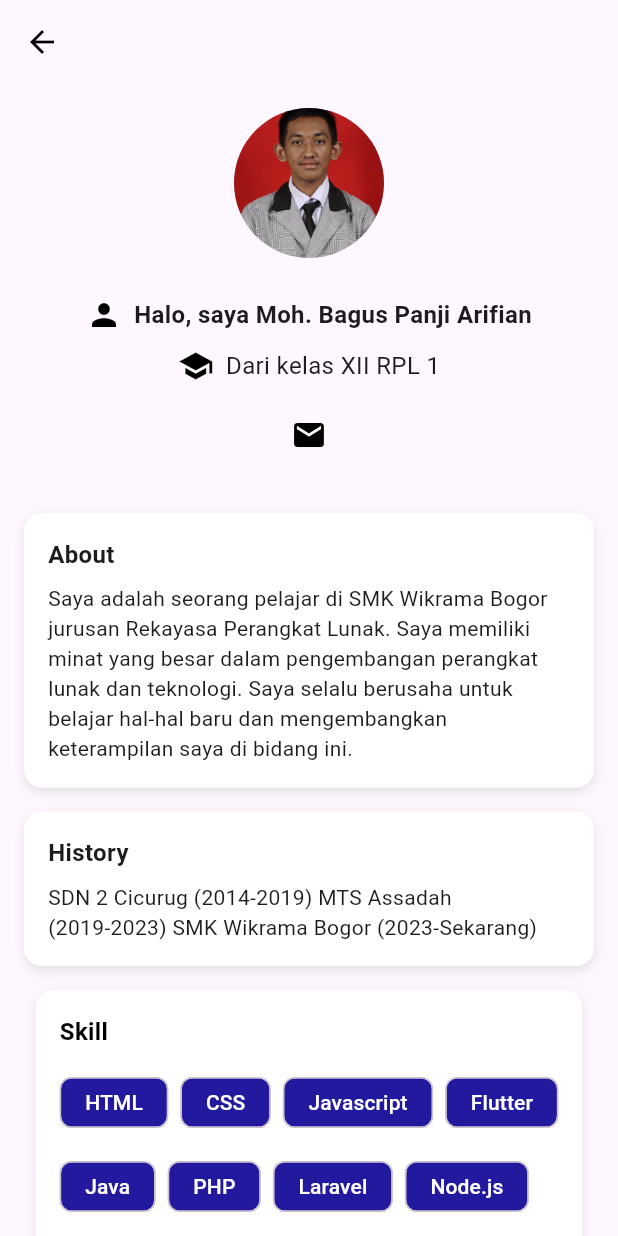
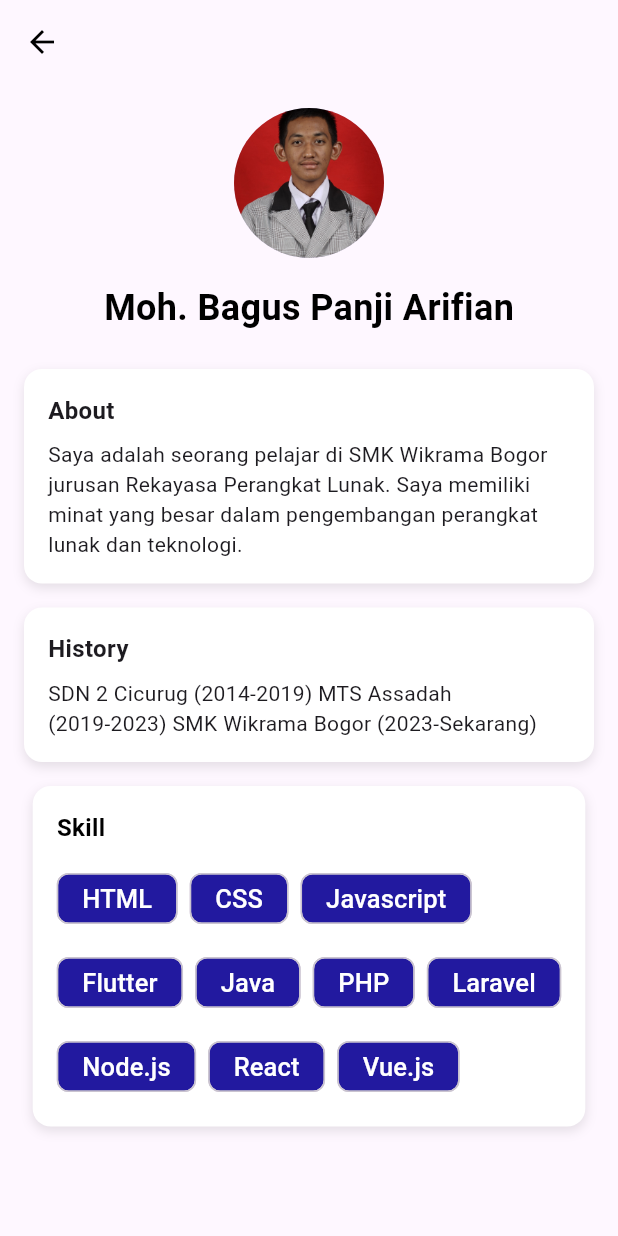
Before and after one commit to Mbgspanji/Day-1-Belajar-Flutter, a Flutter app: the Page2 screen opened directly, on a phone screen of 412 x 824 dp. Run offline on Flutter 3.47's test engine with Material 3 defaults, Android fonts, the phone set to English and light mode, and no system bars; our stand-ins replace font_awesome_flutter.

Commit message:
firtst commit

```diff
--- a/lib/page2.dart
+++ b/lib/page2.dart
@@ -1,5 +1,6 @@
 import 'package:flutter/material.dart';
 import 'package:font_awesome_flutter/font_awesome_flutter.dart';
+import 'package:url_launcher/url_launcher.dart';
 
 class Page2 extends StatelessWidget {
   const Page2({Key? key}) : super(key: key);
@@ -25,70 +26,94 @@ class Page2 extends StatelessWidget {
                 radius: 50,
                 backgroundImage: AssetImage('assets/profil.jpg'),
               ),
-              const SizedBox(height: 10),
+              const SizedBox(height: 16),
+              const Text(
+                'Moh. Bagus Panji Arifian',
+                style: TextStyle(
+                  fontSize: 24,
+                  fontWeight: FontWeight.bold,
+                  color: Colors.black,
+                ),
+              ),
+
               const SizedBox(height: 16),
 
-              // 3 Row Info
               Padding(
                 padding: const EdgeInsets.symmetric(horizontal: 16),
                 child: Column(
                   children: [
 
-                    Row(
-                      mainAxisAlignment: MainAxisAlignment.center,
-                      children: const [
-                        Icon(Icons.person, color: Colors.black),
-                        SizedBox(width: 8),
-                        Text(
-                          'Halo, saya Moh. Bagus Panji Arifian',
-                          style: TextStyle(
-                            fontSize: 16,
-                            fontWeight: FontWeight.bold,
-                          ),
-                        ),
-                      ],
-                    ),
-                    const SizedBox(height: 10),
-                    Row(
-                      mainAxisAlignment: MainAxisAlignment.center,
-                      children: const [
-                        Icon(Icons.school, color: Colors.black),
-                        SizedBox(width: 8),
-                        Text(
-                          'Dari kelas XII RPL 1',
-                          style: TextStyle(fontSize: 16),
-                        ),
-                      ],
-                    ),
-                    const SizedBox(height: 10),
 
-                    Row(
-                      mainAxisAlignment: MainAxisAlignment.center,
-                      children: [
-                        // IconButton(
-                        //   icon: const Icon(Icons.whatsapp, color: Colors.green),
-                        //   onPressed: () {
-                        //     // Tambahkan aksi WhatsApp
-                        //   },
-                        // ),
-                        IconButton(
-                          icon: const Icon(Icons.email, color: Color.fromARGB(255, 0, 0, 0)),
-                          onPressed: () {
-                            // Tambahkan aksi Email
-                          },
-                        ),
-                      ],
-                    ),
+                    // Row(
+                    //   mainAxisAlignment: MainAxisAlignment.center,
+                    //   children: const [
+                    //     const Icon( Icons.person, color: Colors.black),
+                    //     SizedBox(width: 8),
+                    //     Text(
+                    //       'Moh. Bagus Panji Arifian',
+                    //       style: TextStyle(
+                    //         fontSize: 24,
+                    //         fontWeight: FontWeight.bold,
+                    //         color: Colors.black,
+                    //       ),
+                    //     ),
+                    //   ],
+                    // ),
+                    // const SizedBox(height: 10),
+
+                    // Row(
+                    //   mainAxisAlignment: MainAxisAlignment.center,
+                    //   children: [
+                    //     const Icon(Icons.email, color: Colors.black),
+                    //     const SizedBox(width: 8),
+                    //     GestureDetector(
+                    //       onTap: () {
+                    //         _launchURL("mailto:miyukazuki188@email.com");
+                    //       },
+                    //       child: const Text(
+                    //         'Email: miyukazuki188@email.com',
+                    //         style: TextStyle(
+                    //           fontSize: 16,
+                    //           color: Colors.blue,
+                    //           decoration: TextDecoration.underline,
+                    //         ),
+                    //       ),
+                    //     ),
+                    //   ],
+                    // ),
+
+                    // const SizedBox(height: 10),
+
+                    // Row(
+                    //   mainAxisAlignment: MainAxisAlignment.center,
+                    //   children: [
+                    //     const Icon(FontAwesomeIcons.phone, color: Colors.black),
+                    //     const SizedBox(width: 8),
+                    //     GestureDetector(
+                    //       onTap: () {
+                    //         _launchURL("https://wa.me/6283115749647");
+                    //       },
+                    //       child: const Text(
+                    //         'Whatsapp: 083115749647',
+                    //         style: TextStyle(
+                    //           fontSize: 16,
+                    //           color: Colors.blue,
+                    //           decoration: TextDecoration.underline,
+                    //         ),
+                    //       ),
+                    //     ),
+                    //   ],
+                    // ),
                   ],
                 ),
               ),
 
-              const SizedBox(height: 20),
+              // const SizedBox(height: 20),
 
               _buildCard(
                 title: "About",
                 content:
-                    "Saya adalah seorang pelajar di SMK Wikrama Bogor jurusan Rekayasa Perangkat Lunak. Saya memiliki minat yang besar dalam pengembangan perangkat lunak dan teknologi. Saya selalu berusaha untuk belajar hal-hal baru dan mengembangkan keterampilan saya di bidang ini.",
+                    "Saya adalah seorang pelajar di SMK Wikrama Bogor jurusan Rekayasa Perangkat Lunak. Saya memiliki minat yang besar dalam pengembangan perangkat lunak dan teknologi.",
                 color: Colors.white,
               ),
 
@@ -98,7 +123,6 @@ class Page2 extends StatelessWidget {
                     "SDN 2 Cicurug (2014-2019)\ MTS Assadah (2019-2023)\ SMK Wikrama Bogor (2023-Sekarang)",
                 color: Colors.white,
               ),
-
 
               _buildSkillCard(
                 title: "Skill",
@@ -123,6 +147,7 @@ class Page2 extends StatelessWidget {
     );
   }
 
+  // Fungsi untuk card biasa
   Widget _buildCard({
     required String title,
     required String content,
@@ -155,6 +180,7 @@ class Page2 extends StatelessWidget {
       ),
     );
   }
+
 
   Widget _buildSkillCard({
     required String title,
@@ -195,7 +221,7 @@ class Page2 extends StatelessWidget {
                   (skill) => Chip(
                     label: Text(
                       skill,
-                      style: const TextStyle(fontSize: 14, color: Colors.white),
+                      style: const TextStyle(fontSize: 17, color: Colors.white),
                     ),
                     backgroundColor: const Color.fromARGB(255, 34, 25, 159),
                     padding: const EdgeInsets.symmetric(
@@ -210,4 +236,13 @@ class Page2 extends StatelessWidget {
       ),
     );
   }
+
+  static Future<void> _launchURL(String url) async {
+    final Uri uri = Uri.parse(url);
+    if (await canLaunchUrl(uri)) {
+      await launchUrl(uri, mode: LaunchMode.externalApplication);
+    } else {
+      throw 'Tidak bisa membuka $url';
+    }
+  }
 }
--- a/pubspec.yaml
+++ b/pubspec.yaml
@@ -31,14 +31,18 @@ dependencies:
   flutter:
     sdk: flutter
 
+
   # The following adds the Cupertino Icons font to your application.
   # Use with the CupertinoIcons class for iOS style icons.
   cupertino_icons: ^1.0.8
   font_awesome_flutter: ^10.10.0
+  url_launcher: ^6.1.10
 
 dev_dependencies:
   flutter_test:
     sdk: flutter
+
+
 
   # The "flutter_lints" package below contains a set of recommended lints to
   # encourage good coding practices. The lint set provided by the package is
```
Also changed, not shown: pubspec.lock, 5 other files.
